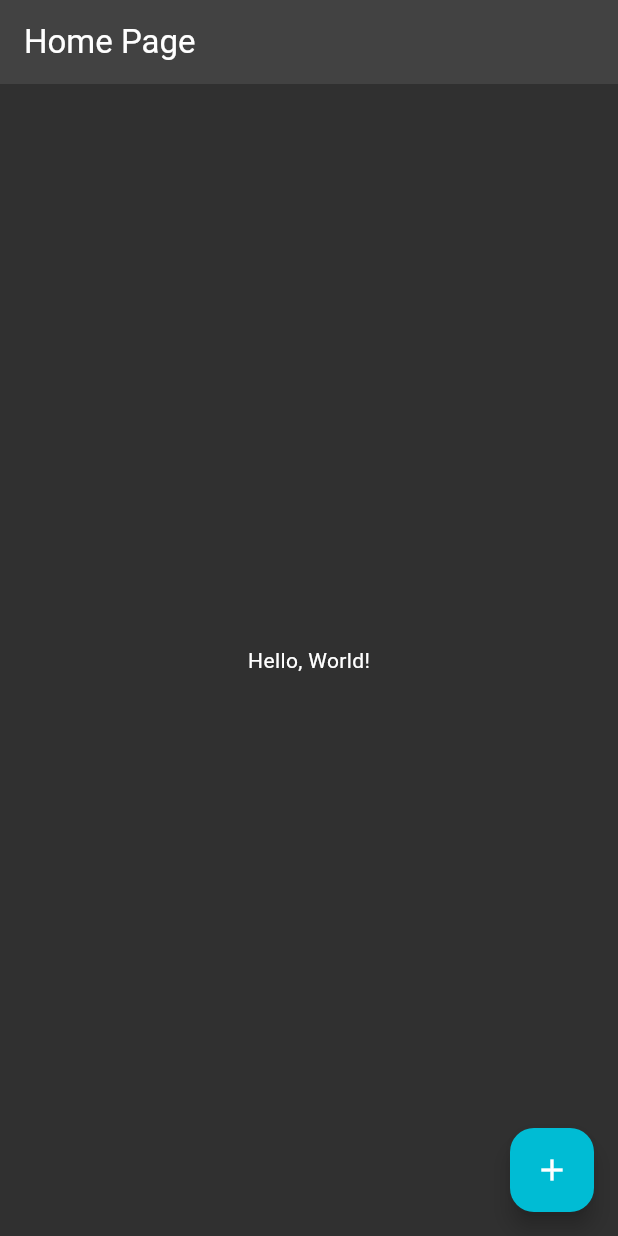
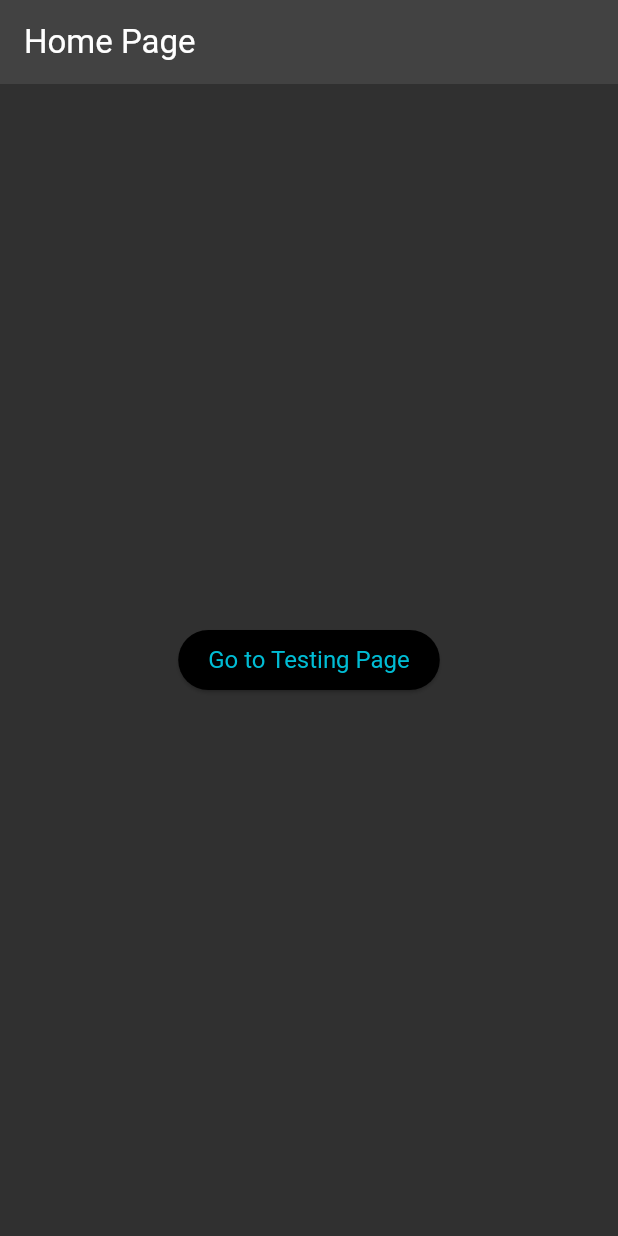
Before and after one commit to Jo-Ming/FlutterSpotifyAppRemoteMusicPlayingApp_IOS_and_Android, a Flutter app: the screen it shows after launch, on a phone screen of 412 x 824 dp. Run offline on Flutter 3.47's test engine with Material 3 defaults, Android fonts, the light colour scheme and no system bars; statements that could not run were skipped.

Commit message:
added login testing page.

```diff
--- /dev/null
+++ b/lib/ComponentLibrary/buttons/rerouting_button.dart
@@ -0,0 +1,28 @@
+import 'package:flutter/material.dart';
+import 'package:motiv_v1/colours.dart';
+
+// This button widget is used for navigating to another page.
+class ReroutingButton extends StatelessWidget {
+  final VoidCallback onPressed;
+  final String buttonText;
+
+  const ReroutingButton({
+    super.key,
+    required this.onPressed,
+    required this.buttonText,
+  });
+
+  @override
+  Widget build(BuildContext context) {
+    return ElevatedButton(
+      onPressed: onPressed,
+      style: ElevatedButton.styleFrom(
+        backgroundColor:
+            AppColours.buttonColor, // Customize the button color if needed
+        padding: const EdgeInsets.symmetric(horizontal: 20, vertical: 10),
+        textStyle: const TextStyle(fontSize: 16),
+      ),
+      child: Text(buttonText),
+    );
+  }
+}
--- a/lib/main.dart
+++ b/lib/main.dart
@@ -1,4 +1,6 @@
 import 'package:flutter/material.dart';
+import 'package:motiv_v1/ComponentLibrary/buttons/rerouting_button.dart';
+import 'package:motiv_v1/Testing/login_components_testing.dart';
 import 'colours.dart';
 
 void main() {
@@ -41,6 +43,9 @@
             .copyWith(error: AppColours.errorColor),
       ),
       home: const MyHomePage(),
+      routes: {
+        '/testing': (context) => const LoginTestingScreen(),
+      },
     );
   }
 }
@@ -54,12 +59,13 @@
       appBar: AppBar(
         title: const Text('Home Page'),
       ),
-      body: const Center(
-        child: Text('Hello, World!'),
-      ),
-      floatingActionButton: FloatingActionButton(
-        onPressed: () {},
-        child: const Icon(Icons.add),
+      body: Center(
+        child: ReroutingButton(
+          onPressed: () {
+            Navigator.pushNamed(context, '/testing');
+          },
+          buttonText: 'Go to Testing Page',
+        ),
       ),
     );
   }
--- a/pubspec.yaml
+++ b/pubspec.yaml
@@ -66,9 +66,9 @@ flutter:
   uses-material-design: true
 
   # To add assets to your application, add an assets section, like this:
-  # assets:
-  #   - images/a_dot_burr.jpeg
-  #   - images/a_dot_ham.jpeg
+  assets:
+  - lib/Images/
+  - .env
 
   # An image asset can refer to one or more resolution-specific "variants", see
   # https://flutter.dev/assets-and-images/#resolution-aware
```
Also changed, not shown: lib/ComponentLibrary/display_components/logo_widget.dart (added, +19 -0 lines), lib/Testing/login_components_testing.dart (added, +68 -0 lines), lib/Images/motiv.png (added).
